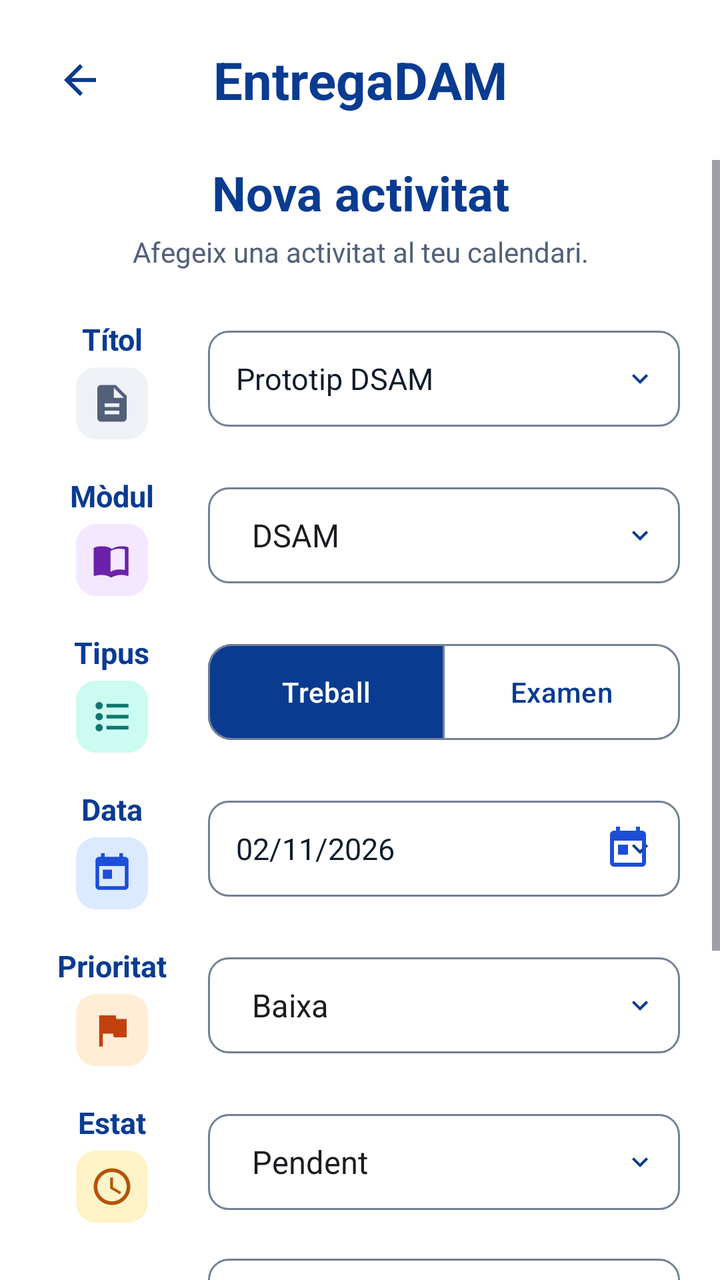
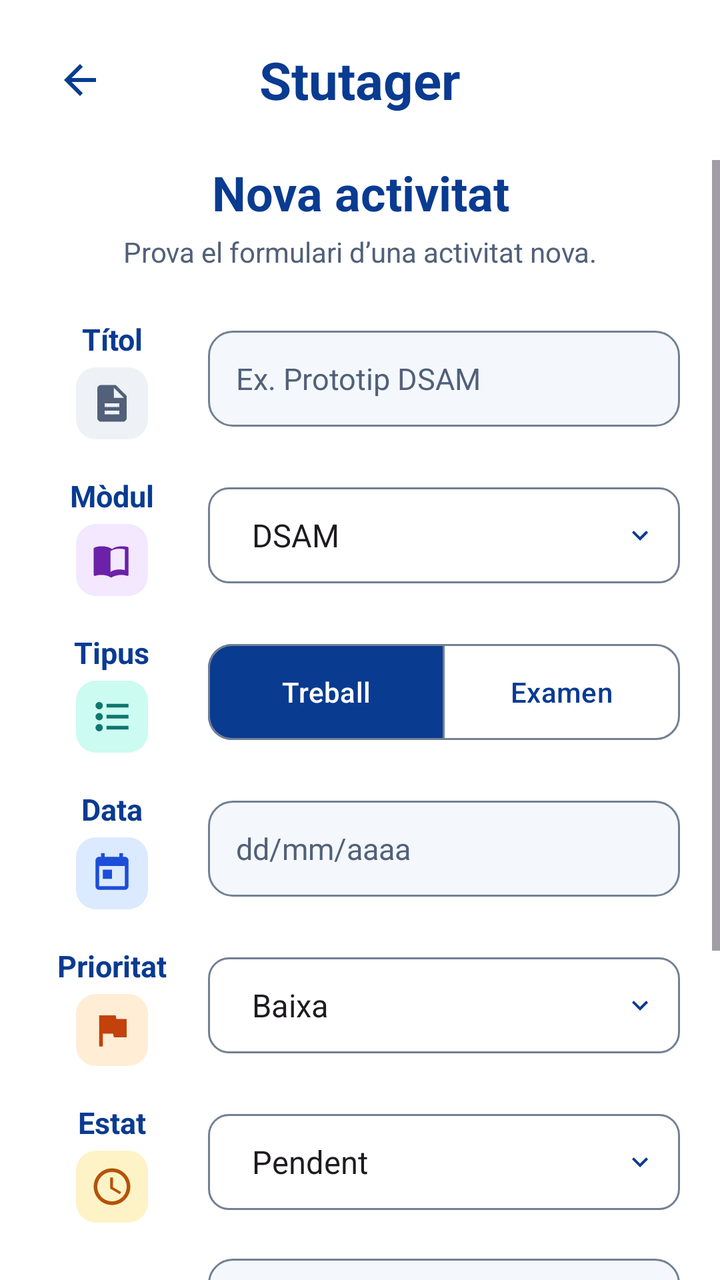

Two renders of the same Android screen: before a commit and after it. Below are the layout's source before the change and the commit's diff.
<!-- AndroidManifest.xml: activity theme Theme.Stutager.Surface -->
<!-- res/layout/activity_task_edit.xml -->
<LinearLayout xmlns:android="http://schemas.android.com/apk/res/android"
    xmlns:app="http://schemas.android.com/apk/res-auto"
    android:id="@+id/rootLayout"
    android:layout_width="match_parent"
    android:layout_height="match_parent"
    android:orientation="vertical">

    <LinearLayout
        android:id="@+id/topBar"
        android:layout_width="match_parent"
        android:layout_height="wrap_content"
        android:gravity="center_vertical"
        android:orientation="horizontal"
        android:padding="16dp">

        <androidx.appcompat.widget.AppCompatImageButton
            android:id="@+id/btnBack"
            android:clickable="true"
            android:focusable="true"
            android:layout_width="48dp"
            android:layout_height="48dp"
            android:background="?attr/selectableItemBackgroundBorderless"
            android:contentDescription="@string/back_desc"
            android:padding="12dp"
            app:srcCompat="@drawable/ic_arrow_back"
            app:tint="?attr/colorSecondary" />

        <TextView
            android:layout_width="0dp"
            android:layout_height="wrap_content"
            android:layout_weight="1"
            android:gravity="center"
            android:text="@string/app_name"
            android:textColor="?attr/colorSecondary"
            android:textSize="26sp"
            android:textStyle="bold" />

        <Space
            android:layout_width="48dp"
            android:layout_height="1dp" />

    </LinearLayout>

    <ScrollView
        android:layout_width="match_parent"
        android:layout_height="0dp"
        android:layout_weight="1"
        android:fillViewport="true">

        <androidx.constraintlayout.widget.ConstraintLayout
            android:layout_width="match_parent"
            android:layout_height="wrap_content"
            android:paddingHorizontal="20dp"
            android:paddingBottom="24dp">

            <LinearLayout
                android:id="@+id/taskEditContent"
                android:layout_width="0dp"
                android:layout_height="wrap_content"
                android:orientation="vertical"
                app:layout_constraintEnd_toEndOf="parent"
                app:layout_constraintStart_toStartOf="parent"
                app:layout_constraintTop_toTopOf="parent"
                app:layout_constraintWidth_max="480dp">

                <TextView
                    android:id="@+id/tvFormTitle"
                    android:layout_width="match_parent"
                    android:layout_height="wrap_content"
                    android:gravity="center"
                    android:text="@string/new_activity_title"
                    android:textColor="?attr/colorSecondary"
                    android:textSize="24sp"
                    android:textStyle="bold" />

                <TextView
                    android:id="@+id/tvFormSubtitle"
                    android:layout_width="match_parent"
                    android:layout_height="wrap_content"
                    android:layout_marginTop="4dp"
                    android:layout_marginBottom="24dp"
                    android:gravity="center"
                    android:text="@string/new_activity_subtitle"
                    android:textColor="?attr/colorOnSurfaceVariant"
                    android:textSize="14sp" />

                <LinearLayout
                    android:layout_width="match_parent"
                    android:layout_height="wrap_content"
                    android:layout_marginBottom="18dp"
                    android:gravity="center_vertical"
                    android:orientation="horizontal">

                    <LinearLayout
                        android:layout_width="72dp"
                        android:layout_height="wrap_content"
                        android:gravity="center_horizontal"
                        android:importantForAccessibility="no"
                        android:orientation="vertical">

                        <TextView
                            android:layout_width="wrap_content"
                            android:layout_height="wrap_content"
                            android:gravity="center"
                            android:labelFor="@+id/etTitle"
                            android:text="@string/title_label"
                            android:textColor="?attr/colorSecondary"
                            android:textSize="15sp"
                            android:textStyle="bold" />

                        <androidx.appcompat.widget.AppCompatImageView
                            android:layout_width="36dp"
                            android:layout_height="36dp"
                            android:layout_marginTop="4dp"
                            android:background="@drawable/bg_icon_container"
                            android:backgroundTint="?attr/colorSurfaceContainer"
                            android:importantForAccessibility="no"
                            android:padding="7dp"
                            app:srcCompat="@drawable/ic_document_blue"
                            app:tint="?attr/colorOnSurfaceVariant" />

                    </LinearLayout>

                    <androidx.appcompat.widget.AppCompatEditText
                        android:id="@+id/etTitle"
                        android:layout_width="0dp"
                        android:layout_height="wrap_content"
                        android:minHeight="48dp"
                        android:layout_marginStart="12dp"
                        android:layout_weight="1"
                        android:importantForAutofill="no"
                        android:background="@drawable/bg_spinner_outline"
                        android:hint="@string/title_hint"
                        android:inputType="text"
                        android:paddingHorizontal="14dp"
                        android:text="@string/task_title_prototip"
                        android:textColor="?attr/colorOnSurface"
                        android:textColorHint="?attr/colorOnSurfaceVariant"
                        android:textSize="15sp" />

                </LinearLayout>

                <LinearLayout
                    android:layout_width="match_parent"
                    android:layout_height="wrap_content"
                    android:layout_marginBottom="18dp"
                    android:gravity="center_vertical"
                    android:orientation="horizontal">

                    <LinearLayout
                        android:layout_width="72dp"
                        android:layout_height="wrap_content"
                        android:gravity="center_horizontal"
                        android:importantForAccessibility="no"
                        android:orientation="vertical">

                        <TextView
                            android:layout_width="wrap_content"
                            android:layout_height="wrap_content"
                            android:gravity="center"
                            android:labelFor="@+id/moduleSpinner"
                            android:text="@string/module_label"
                            android:textColor="?attr/colorSecondary"
                            android:textSize="15sp"
                            android:textStyle="bold" />

                        <androidx.appcompat.widget.AppCompatImageView
                            android:layout_width="36dp"
                            android:layout_height="36dp"
                            android:layout_marginTop="4dp"
                            android:background="@drawable/bg_icon_container"
                            android:backgroundTint="@color/icon_module_bg"
                            android:importantForAccessibility="no"
                            android:padding="7dp"
                            app:srcCompat="@drawable/ic_book"
                            app:tint="@color/icon_module" />

                    </LinearLayout>

                    <Spinner
                        android:id="@+id/moduleSpinner"
                        android:layout_width="0dp"
                        android:layout_height="wrap_content"
                        android:layout_marginStart="12dp"
                        android:layout_weight="1"
                        android:background="@drawable/bg_spinner_outline"
                        android:entries="@array/form_module_options"
                        android:minHeight="48dp"
                        android:paddingStart="14dp"
                        android:paddingEnd="36dp"
                        android:spinnerMode="dropdown" />

                </LinearLayout>

                <LinearLayout
                    android:layout_width="match_parent"
                    android:layout_height="wrap_content"
                    android:layout_marginBottom="18dp"
                    android:gravity="center_vertical"
                    android:orientation="horizontal">

                    <LinearLayout
                        android:layout_width="72dp"
                        android:layout_height="wrap_content"
                        android:gravity="center_horizontal"
                        android:importantForAccessibility="no"
                        android:orientation="vertical">

                        <TextView
                            android:layout_width="wrap_content"
                            android:layout_height="wrap_content"
                            android:gravity="center"
                            android:text="@string/type_label"
                            android:textColor="?attr/colorSecondary"
                            android:textSize="15sp"
                            android:textStyle="bold" />

                        <androidx.appcompat.widget.AppCompatImageView
                            android:layout_width="36dp"
                            android:layout_height="36dp"
                            android:layout_marginTop="4dp"
                            android:background="@drawable/bg_icon_container"
                            android:backgroundTint="@color/icon_type_bg"
                            android:importantForAccessibility="no"
                            android:padding="7dp"
                            app:srcCompat="@drawable/ic_list"
                            app:tint="@color/icon_type" />

                    </LinearLayout>

                    <com.google.android.material.button.MaterialButtonToggleGroup
                        android:id="@+id/typeToggleGroup"
                        android:layout_width="0dp"
                        android:layout_height="wrap_content"
                        android:layout_marginStart="12dp"
                        android:layout_weight="1"
                        app:checkedButton="@+id/typeWorksButton"
                        app:selectionRequired="true"
                        app:singleSelection="true">

                        <com.google.android.material.button.MaterialButton
                            android:id="@+id/typeWorksButton"
                            style="?attr/materialButtonOutlinedStyle"
                            android:layout_width="0dp"
                            android:layout_height="wrap_content"
                            android:layout_weight="1"
                            android:insetTop="0dp"
                            android:insetBottom="0dp"
                            android:minWidth="48dp"
                            android:minHeight="48dp"
                            android:text="@string/type_treball"
                            android:textAllCaps="false"
                            android:textColor="@color/toggle_foreground"
                            android:textSize="14sp"
                            app:backgroundTint="@color/toggle_background"
                            app:cornerRadius="12dp"
                            app:strokeColor="?attr/colorOutline"
                            app:strokeWidth="1dp" />

                        <com.google.android.material.button.MaterialButton
                            android:id="@+id/typeExamsButton"
                            style="?attr/materialButtonOutlinedStyle"
                            android:layout_width="0dp"
                            android:layout_height="wrap_content"
                            android:layout_weight="1"
                            android:insetTop="0dp"
                            android:insetBottom="0dp"
                            android:minWidth="48dp"
                            android:minHeight="48dp"
                            android:text="@string/type_examen"
                            android:textAllCaps="false"
                            android:textColor="@color/toggle_foreground"
                            android:textSize="14sp"
                            app:backgroundTint="@color/toggle_background"
                            app:cornerRadius="12dp"
                            app:strokeColor="?attr/colorOutline"
                            app:strokeWidth="1dp" />

                    </com.google.android.material.button.MaterialButtonToggleGroup>

                </LinearLayout>

                <LinearLayout
                    android:layout_width="match_parent"
                    android:layout_height="wrap_content"
                    android:layout_marginBottom="18dp"
                    android:gravity="center_vertical"
                    android:orientation="horizontal">

                    <LinearLayout
                        android:layout_width="72dp"
                        android:layout_height="wrap_content"
                        android:gravity="center_horizontal"
                        android:importantForAccessibility="no"
                        android:orientation="vertical">

                        <TextView
                            android:layout_width="wrap_content"
                            android:layout_height="wrap_content"
                            android:gravity="center"
                            android:labelFor="@+id/etDate"
                            android:text="@string/date_label"
                            android:textColor="?attr/colorSecondary"
                            android:textSize="15sp"
                            android:textStyle="bold" />

                        <androidx.appcompat.widget.AppCompatImageView
                            android:layout_width="36dp"
                            android:layout_height="36dp"
                            android:layout_marginTop="4dp"
                            android:background="@drawable/bg_icon_container"
                            android:backgroundTint="@color/icon_date_bg"
                            android:importantForAccessibility="no"
                            android:padding="7dp"
                            app:srcCompat="@drawable/ic_calendar"
                            app:tint="@color/icon_date" />

                    </LinearLayout>

                    <androidx.appcompat.widget.AppCompatEditText
                        android:id="@+id/etDate"
                        android:importantForAutofill="no"
                        android:layout_width="0dp"
                        android:layout_height="wrap_content"
                        android:minHeight="48dp"
                        android:layout_marginStart="12dp"
                        android:layout_weight="1"
                        android:background="@drawable/bg_spinner_outline"
                        android:drawableEnd="@drawable/ic_calendar"
                        android:drawableTint="@color/icon_date"
                        android:hint="@string/hint_date"
                        android:inputType="date"
                        android:paddingHorizontal="14dp"
                        android:text="@string/hint_date"
                        android:textColor="?attr/colorOnSurface"
                        android:textColorHint="?attr/colorOnSurfaceVariant"
                        android:textSize="15sp" />

                </LinearLayout>

                <LinearLayout
                    android:layout_width="match_parent"
                    android:layout_height="wrap_content"
                    android:layout_marginBottom="18dp"
                    android:gravity="center_vertical"
                    android:orientation="horizontal">

                    <LinearLayout
                        android:layout_width="72dp"
                        android:layout_height="wrap_content"
                        android:gravity="center_horizontal"
                        android:importantForAccessibility="no"
                        android:orientation="vertical">

                        <TextView
                            android:layout_width="wrap_content"
                            android:layout_height="wrap_content"
                            android:gravity="center"
                            android:labelFor="@+id/prioritySpinner"
                            android:text="@string/filters_priority_label"
                            android:textColor="?attr/colorSecondary"
                            android:textSize="15sp"
                            android:textStyle="bold" />

                        <androidx.appcompat.widget.AppCompatImageView
                            android:layout_width="36dp"
                            android:layout_height="36dp"
                            android:layout_marginTop="4dp"
                            android:background="@drawable/bg_icon_container"
                            android:backgroundTint="@color/icon_priority_bg"
                            android:importantForAccessibility="no"
                            android:padding="7dp"
                            app:srcCompat="@drawable/ic_flag"
                            app:tint="@color/icon_priority" />

                    </LinearLayout>

                    <Spinner
                        android:id="@+id/prioritySpinner"
                        android:layout_width="0dp"
                        android:layout_height="wrap_content"
                        android:layout_marginStart="12dp"
                        android:layout_weight="1"
                        android:background="@drawable/bg_spinner_outline"
                        android:entries="@array/form_priority_options"
                        android:minHeight="48dp"
                        android:paddingStart="14dp"
                        android:paddingEnd="36dp"
                        android:spinnerMode="dropdown" />

                </LinearLayout>

                <LinearLayout
                    android:layout_width="match_parent"
                    android:layout_height="wrap_content"
                    android:layout_marginBottom="18dp"
                    android:gravity="center_vertical"
                    android:orientation="horizontal">

                    <LinearLayout
                        android:layout_width="72dp"
                        android:layout_height="wrap_content"
                        android:gravity="center_horizontal"
                        android:importantForAccessibility="no"
                        android:orientation="vertical">

                        <TextView
                            android:layout_width="wrap_content"
                            android:layout_height="wrap_content"
                            android:gravity="center"
                            android:labelFor="@+id/statusSpinner"
                            android:text="@string/filters_status_label"
                            android:textColor="?attr/colorSecondary"
                            android:textSize="15sp"
                            android:textStyle="bold" />

                        <androidx.appcompat.widget.AppCompatImageView
                            android:layout_width="36dp"
                            android:layout_height="36dp"
                            android:layout_marginTop="4dp"
                            android:background="@drawable/bg_icon_container"
                            android:backgroundTint="@color/icon_status_bg"
                            android:importantForAccessibility="no"
                            android:padding="7dp"
                            app:srcCompat="@drawable/ic_clock"
                            app:tint="@color/icon_status" />

                    </LinearLayout>

                    <Spinner
                        android:id="@+id/statusSpinner"
                        android:layout_width="0dp"
                        android:layout_height="wrap_content"
                        android:layout_marginStart="12dp"
                        android:layout_weight="1"
                        android:background="@drawable/bg_spinner_outline"
                        android:entries="@array/form_status_options"
                        android:minHeight="48dp"
                        android:paddingStart="14dp"
                        android:paddingEnd="36dp"
                        android:spinnerMode="dropdown" />

                </LinearLayout>

                <LinearLayout
                    android:layout_width="match_parent"
                    android:layout_height="wrap_content"
                    android:layout_marginBottom="28dp"
                    android:gravity="top"
                    android:orientation="horizontal">

                    <LinearLayout
                        android:layout_width="72dp"
                        android:layout_height="wrap_content"
                        android:layout_marginTop="8dp"
                        android:gravity="center_horizontal"
                        android:importantForAccessibility="no"
                        android:orientation="vertical">

                        <TextView
                            android:layout_width="wrap_content"
                            android:layout_height="wrap_content"
                            android:gravity="center"
                            android:labelFor="@+id/etNotes"
                            android:text="@string/notes_title"
                            android:textColor="?attr/colorSecondary"
                            android:textSize="15sp"
                            android:textStyle="bold" />

                        <androidx.appcompat.widget.AppCompatImageView
                            android:layout_width="36dp"
                            android:layout_height="36dp"
                            android:layout_marginTop="4dp"
                            android:background="@drawable/bg_icon_container"
                            android:backgroundTint="?attr/colorSurfaceContainer"
                            android:importantForAccessibility="no"
                            android:padding="7dp"
                            app:srcCompat="@drawable/ic_notes"
                            app:tint="?attr/colorOnSurfaceVariant" />

                    </LinearLayout>

                    <androidx.appcompat.widget.AppCompatEditText
                        android:id="@+id/etNotes"
                        android:importantForAutofill="no"
                        android:layout_width="0dp"
                        android:layout_height="wrap_content"
                        android:layout_marginStart="12dp"
                        android:layout_weight="1"
                        android:background="@drawable/bg_spinner_outline"
                        android:gravity="top|start"
                        android:hint="@string/hint_notes_content"
                        android:inputType="textMultiLine"
                        android:minHeight="80dp"
                        android:padding="14dp"
                        android:text="@string/hint_notes_content"
                        android:textColor="?attr/colorOnSurface"
                        android:textColorHint="?attr/colorOnSurfaceVariant"
                        android:textSize="15sp" />

                </LinearLayout>

                <com.google.android.material.button.MaterialButton
                    android:id="@+id/btnSave"
                    android:layout_gravity="center"
                    android:layout_width="wrap_content"
                    android:minWidth="320dp"
                    android:layout_height="wrap_content"
                    android:layout_marginBottom="12dp"
                    android:minHeight="50dp"
                    android:text="@string/save_changes_btn"
                    android:textAllCaps="false"
                    android:textColor="?attr/colorOnSecondary"
                    android:textSize="16sp"
                    android:textStyle="bold"
                    app:backgroundTint="?attr/colorSecondary"
                    app:cornerRadius="16dp" />

                <com.google.android.material.button.MaterialButton
                    android:id="@+id/btnCancel"
                    style="?attr/materialButtonOutlinedStyle"
                    android:layout_gravity="center"
                    android:layout_width="wrap_content"
                    android:minWidth="320dp"
                    android:layout_height="wrap_content"
                    android:minHeight="50dp"
                    android:text="@string/cancel_btn"
                    android:textAllCaps="false"
                    android:textColor="?attr/colorSecondary"
                    android:textSize="16sp"
                    android:textStyle="bold"
                    app:backgroundTint="?attr/colorSurface"
                    app:cornerRadius="16dp"
                    app:strokeColor="?attr/colorSecondary"
                    app:strokeWidth="1.5dp" />

            </LinearLayout>
        </androidx.constraintlayout.widget.ConstraintLayout>
    </ScrollView>

</LinearLayout>
<!-- resources referenced by this layout -->
<resources>
  <string-array name="form_priority_options">
          <item>Baixa</item>
          <item>Mitjana</item>
          <item>Alta</item>
      </string-array>
  <string-array name="form_status_options">
          <item>Pendent</item>
          <item>En curs</item>
          <item>Completada</item>
      </string-array>
  <color name="icon_date">#1D4ED8</color>
  <color name="icon_date_bg">#DBEAFE</color>
  <color name="icon_module">#6B21A8</color>
  <color name="icon_module_bg">#F3E8FF</color>
  <color name="icon_priority">#C2410C</color>
  <color name="icon_priority_bg">#FFEDD5</color>
  <color name="icon_status">#B45309</color>
  <color name="icon_status_bg">#FEF3C7</color>
  <color name="icon_type">#0F766E</color>
  <color name="icon_type_bg">#CCFBF1</color>
  <string name="app_name">EntregaDAM</string>
  <string name="back_desc">Back</string>
  <string name="cancel_btn">Cancel·la</string>
  <string name="date_label">Data</string>
  <string name="filters_priority_label">Prioritat</string>
  <string name="filters_status_label">Estat</string>
  <string name="hint_date">02/11/2026</string>
  <string name="hint_notes_content">Revisar les pantalles</string>
  <string name="module_label">Mòdul</string>
  <string name="new_activity_subtitle">Afegeix una activitat al teu calendari.</string>
  <string name="new_activity_title">Nova activitat</string>
  <string name="notes_title">Notes</string>
  <string name="save_changes_btn">Desa els canvis</string>
  <string name="task_title_prototip">Prototip DSAM</string>
  <string name="title_hint">Ex. Prototip DSAM</string>
  <string name="title_label">Títol</string>
  <string name="type_examen">Examen</string>
  <string name="type_label">Tipus</string>
  <string name="type_treball">Treball</string>
  <color name="color_surface_container_lowest">#FFFFFF</color>
  <color name="color_primary">#0064CF</color>
  <color name="color_on_primary">#FFFFFF</color>
  <color name="color_primary_container">#D8E7FF</color>
  <color name="color_on_primary_container">#002F65</color>
  <color name="color_secondary">#093B91</color>
  <color name="color_on_secondary">#FFFFFF</color>
  <color name="color_secondary_container">#E0EDFF</color>
  <color name="color_on_secondary_container">#003C96</color>
  <color name="color_tertiary">#0F766E</color>
  <color name="color_on_tertiary">#FFFFFF</color>
  <color name="color_tertiary_container">#CCFBF1</color>
  <color name="color_on_tertiary_container">#00504A</color>
  <color name="color_error">#BA1A1A</color>
  <color name="color_on_error">#FFFFFF</color>
  <color name="color_error_container">#FFDAD6</color>
  <color name="color_on_error_container">#410002</color>
  <color name="color_background">#F8F9FA</color>
  <color name="color_on_background">#0D1B2A</color>
  <color name="color_surface">#FFFFFF</color>
  <color name="color_on_surface">#0D1B2A</color>
  <color name="color_surface_variant">#E0E6EF</color>
  <color name="color_on_surface_variant">#526079</color>
  <color name="color_outline">#728093</color>
  <color name="color_outline_variant">#CBD5E1</color>
  <color name="color_surface_dim">#D8DADF</color>
  <color name="color_surface_bright">#FFFFFF</color>
  <color name="color_surface_container_low">#F4F8FC</color>
  <color name="color_surface_container">#EEF2F7</color>
  <color name="color_surface_container_high">#E8ECF1</color>
  <color name="color_surface_container_highest">#E1E6EB</color>
  <color name="color_inverse_surface">#29313B</color>
  <color name="color_inverse_on_surface">#F1F5FB</color>
  <color name="color_inverse_primary">#ABC7FF</color>
  <!-- unchanged entries left out for length: 14 -->
</resources>

<!-- the commit's change to res/layout/activity_task_edit.xml (unified diff, before → after) -->
@@ -129,11 +129,10 @@
                         android:layout_marginStart="12dp"
                         android:layout_weight="1"
                         android:importantForAutofill="no"
-                        android:background="@drawable/bg_spinner_outline"
+                        android:background="@drawable/bg_input_field"
                         android:hint="@string/title_hint"
                         android:inputType="text"
                         android:paddingHorizontal="14dp"
-                        android:text="@string/task_title_prototip"
                         android:textColor="?attr/colorOnSurface"
                         android:textColorHint="?attr/colorOnSurfaceVariant"
                         android:textSize="15sp" />
@@ -325,13 +324,10 @@
                         android:minHeight="48dp"
                         android:layout_marginStart="12dp"
                         android:layout_weight="1"
-                        android:background="@drawable/bg_spinner_outline"
-                        android:drawableEnd="@drawable/ic_calendar"
-                        android:drawableTint="@color/icon_date"
+                        android:background="@drawable/bg_input_field"
                         android:hint="@string/hint_date"
                         android:inputType="date"
                         android:paddingHorizontal="14dp"
-                        android:text="@string/hint_date"
                         android:textColor="?attr/colorOnSurface"
                         android:textColorHint="?attr/colorOnSurfaceVariant"
                         android:textSize="15sp" />
@@ -346,8 +342,9 @@
                     android:orientation="horizontal">
 
                     <LinearLayout
-                        android:layout_width="72dp"
-                        android:layout_height="wrap_content"
+                        android:layout_width="wrap_content"
+                        android:layout_height="wrap_content"
+                        android:minWidth="72dp"
                         android:gravity="center_horizontal"
                         android:importantForAccessibility="no"
                         android:orientation="vertical">
@@ -487,13 +484,12 @@
                         android:layout_height="wrap_content"
                         android:layout_marginStart="12dp"
                         android:layout_weight="1"
-                        android:background="@drawable/bg_spinner_outline"
+                        android:background="@drawable/bg_input_field"
                         android:gravity="top|start"
                         android:hint="@string/hint_notes_content"
                         android:inputType="textMultiLine"
                         android:minHeight="80dp"
                         android:padding="14dp"
-                        android:text="@string/hint_notes_content"
                         android:textColor="?attr/colorOnSurface"
                         android:textColorHint="?attr/colorOnSurfaceVariant"
                         android:textSize="15sp" />
@@ -502,9 +498,8 @@
 
                 <com.google.android.material.button.MaterialButton
                     android:id="@+id/btnSave"
-                    android:layout_gravity="center"
-                    android:layout_width="wrap_content"
-                    android:minWidth="320dp"
+                    android:layout_width="match_parent"
+                    android:layout_marginHorizontal="16dp"
                     android:layout_height="wrap_content"
                     android:layout_marginBottom="12dp"
                     android:minHeight="50dp"
@@ -519,9 +514,8 @@
                 <com.google.android.material.button.MaterialButton
                     android:id="@+id/btnCancel"
                     style="?attr/materialButtonOutlinedStyle"
-                    android:layout_gravity="center"
-                    android:layout_width="wrap_content"
-                    android:minWidth="320dp"
+                    android:layout_width="match_parent"
+                    android:layout_marginHorizontal="16dp"
                     android:layout_height="wrap_content"
                     android:minHeight="50dp"
                     android:text="@string/cancel_btn"
<!-- resource entries referenced after the edit -->
@@ -20,20 +20,28 @@
   <color name="icon_status_bg">#FEF3C7</color>
   <color name="icon_type">#0F766E</color>
   <color name="icon_type_bg">#CCFBF1</color>
-  <string name="app_name">EntregaDAM</string>
-  <string name="back_desc">Back</string>
+  <!-- drawable bg_input_field (drawable) -->
+  <shape xmlns:android="http://schemas.android.com/apk/res/android"
+      android:shape="rectangle">
+      <solid android:color="?attr/colorSurfaceContainerLow" />
+      <stroke
+          android:width="1dp"
+          android:color="?attr/colorOutline" />
+      <corners android:radius="12dp" />
+  </shape>
+  <string name="app_name">Stutager</string>
+  <string name="back_desc">Torna enrere</string>
   <string name="cancel_btn">Cancel·la</string>
   <string name="date_label">Data</string>
   <string name="filters_priority_label">Prioritat</string>
   <string name="filters_status_label">Estat</string>
-  <string name="hint_date">02/11/2026</string>
+  <string name="hint_date">dd/mm/aaaa</string>
   <string name="hint_notes_content">Revisar les pantalles</string>
   <string name="module_label">Mòdul</string>
-  <string name="new_activity_subtitle">Afegeix una activitat al teu calendari.</string>
+  <string name="new_activity_subtitle">Prova el formulari d’una activitat nova.</string>
   <string name="new_activity_title">Nova activitat</string>
   <string name="notes_title">Notes</string>
   <string name="save_changes_btn">Desa els canvis</string>
-  <string name="task_title_prototip">Prototip DSAM</string>
   <string name="title_hint">Ex. Prototip DSAM</string>
   <string name="title_label">Títol</string>
   <string name="type_examen">Examen</string>
